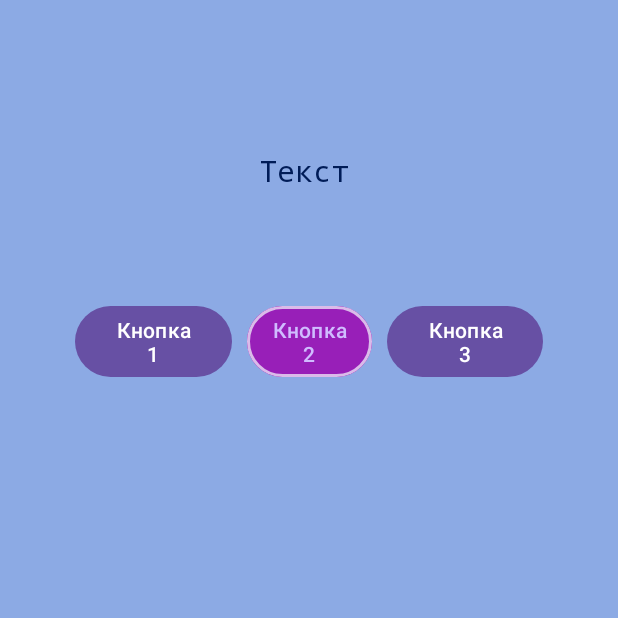
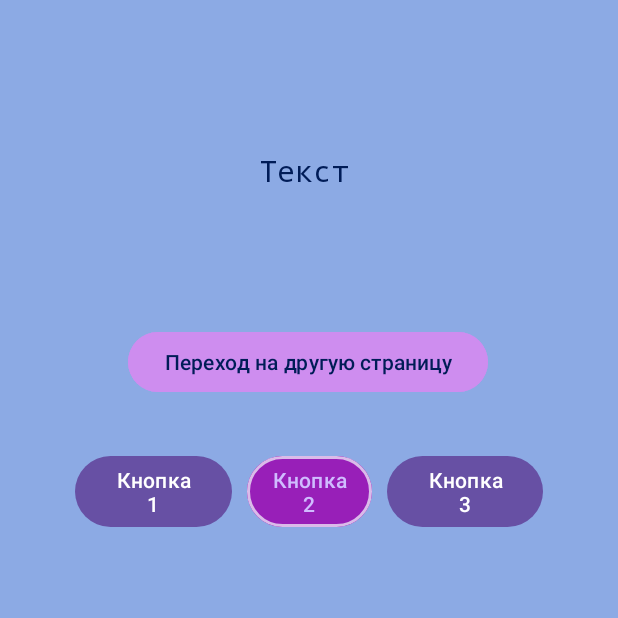
Before and after one commit to LinaLLLL/Java_Practice-android-studio-, an Android app: the screen it shows after launch (MainActivity), on a phone screen of 412 x 824 dp, the top half of it. Run offline under Robolectric (Android 15) with nearby library versions, the phone set to English and light mode, and no system bars.

Commit message:
Добавление кнопок перехода между страницами

```diff
--- a/Practice2/app/src/main/java/com/example/practice2/MainActivity.java
+++ b/Practice2/app/src/main/java/com/example/practice2/MainActivity.java
@@ -4,6 +4,7 @@ import static android.app.ProgressDialog.show;
 
 import android.app.AlertDialog;
 import android.content.DialogInterface;
+import android.content.Intent;
 import android.content.res.ColorStateList;
 import android.graphics.Color;
 import android.os.Bundle;
@@ -34,6 +35,8 @@ public class MainActivity extends AppCompatActivity {
         });
         TextView text = findViewById(R.id.text);
         button2 = findViewById(R.id.button2);
+        Button button_transitin_page = findViewById(R.id.button_transition_page);
+
         button2.setOnClickListener(new View.OnClickListener() {
             @Override
             public void onClick(View v) {
@@ -42,6 +45,8 @@ public class MainActivity extends AppCompatActivity {
 
             }
         });
+
+
     }
 
     public void btnClick(View v){
@@ -76,4 +81,9 @@ public class MainActivity extends AppCompatActivity {
         Toast.makeText(getApplicationContext(), text, Toast.LENGTH_LONG).show();
 
     }
+    //метод для перехода на вторую страницу
+    public void startNewActivity(View v){
+        Intent intent = new Intent(this, Activity2.class);
+        startActivity(intent);
+    }
 }
--- a/Practice2/app/src/main/res/layout/activity_main.xml
+++ b/Practice2/app/src/main/res/layout/activity_main.xml
@@ -22,11 +22,26 @@
         app:layout_constraintStart_toStartOf="parent"
         app:layout_constraintTop_toTopOf="parent" />
 
+    <Button
+        android:id="@+id/button_transition_page"
+        android:layout_width="wrap_content"
+        android:layout_height="wrap_content"
+        android:layout_marginTop="60dp"
+        android:layout_weight="1"
+        android:backgroundTint="@color/button_transition_page"
+        android:onClick="startNewActivity"
+        android:text="@string/button_transition_page"
+        android:textColor="@color/text"
+        app:layout_constraintEnd_toEndOf="parent"
+        app:layout_constraintHorizontal_bias="0.498"
+        app:layout_constraintStart_toStartOf="parent"
+        app:layout_constraintTop_toBottomOf="@+id/text" />
+
     <LinearLayout
         android:layout_width="0dp"
         android:layout_height="0dp"
         android:layout_marginStart="50dp"
-        android:layout_marginTop="200dp"
+        android:layout_marginTop="300dp"
         android:layout_marginEnd="50dp"
         android:layout_marginBottom="200dp"
         android:orientation="horizontal"
@@ -66,5 +81,6 @@
             android:layout_weight="1"
             android:onClick="btnClick"
             android:text="@string/button3" />
+
     </LinearLayout>
 </androidx.constraintlayout.widget.ConstraintLayout>
--- a/Practice2/app/src/main/res/values/colors.xml
+++ b/Practice2/app/src/main/res/values/colors.xml
@@ -6,4 +6,5 @@
     <color name="text">#001C57</color>
     <color name="button2">#981FB8</color>
     <color name="stroke">#DABBE9</color>
+    <color name="button_transition_page">#CE8DEF</color>
 </resources>
--- a/Practice2/app/src/main/res/values/strings.xml
+++ b/Practice2/app/src/main/res/values/strings.xml
@@ -4,4 +4,6 @@
     <string name="button1">Кнопка 1</string>
     <string name="button2">Кнопка 2</string>
     <string name="button3">Кнопка 3</string>
+    <string name="button_transition_page">Переход на другую страницу</string>
+    <string name="button_transition_main">Переход на главную страницу</string>
 </resources>
```
Also changed, not shown: Practice2/app/src/main/java/com/example/practice2/Activity2.java (+12 -1 lines), Practice2/app/src/main/res/layout/activity_2.xml (+12 -0 lines).
